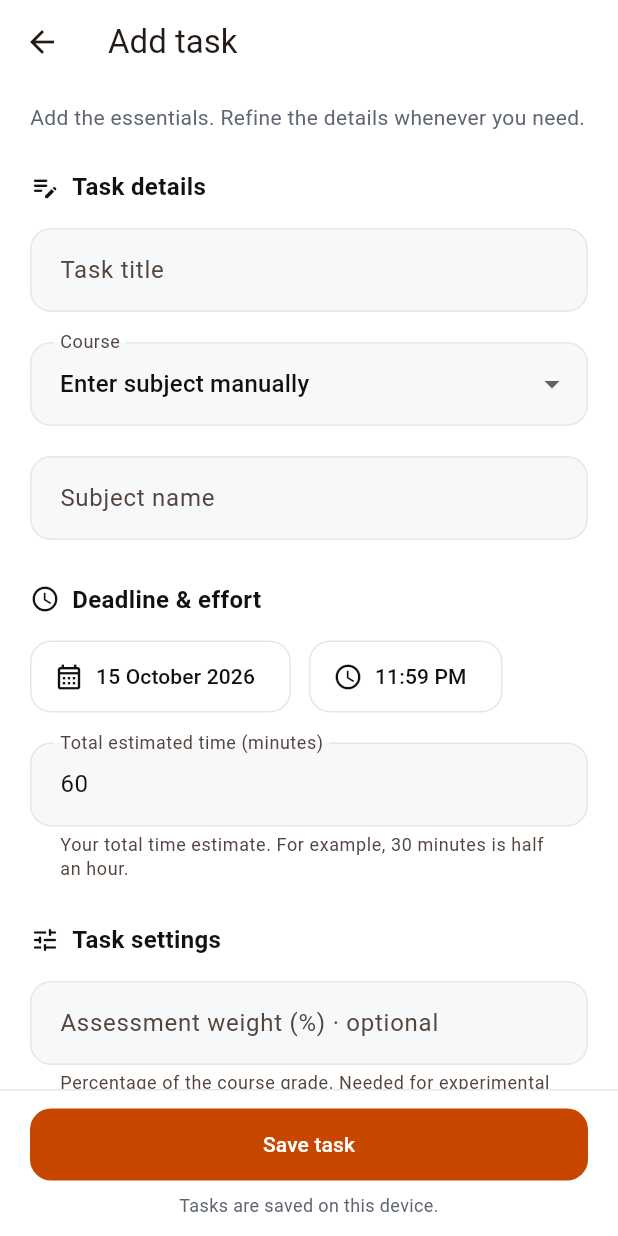
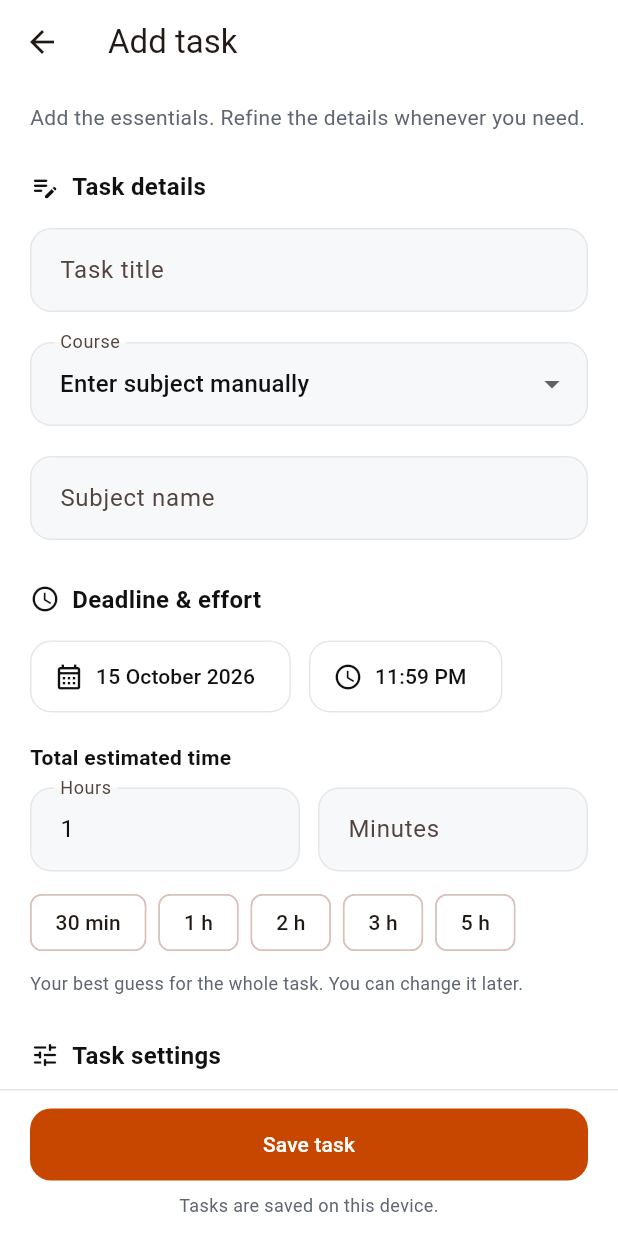
Before and after one commit to Alantan97/planova, a Flutter app: the screen it shows after launch, item 2 of the bottom bar chosen, after a tap on "Add task", on a phone screen of 412 x 824 dp. Run offline on Flutter 3.47's test engine with Material 3 defaults, Android fonts, the phone set to English and light mode, and no system bars; our stand-ins replace file_picker, sembast, sembast_web; missing offline and left inert: pdfrx.

Commit message:
Improve task setup UX: import shortcut, hours effort, plainer wording
- Import proforma button on Tasks (and Today's empty state) that goes
  straight to import for one semester, asks which semester for several,
  and asks to add a semester first when there is none.
- Effort is entered as hours + minutes with quick choices (EffortField);
  values are still stored in minutes.
- Research/model details moved out of everyday screens (model ID now in
  About this ranking); shorter, plainer helper text.
- Plan and Progress use the shared PageHeading; scrolled app bars stay
  white instead of the seed-colour tint.

Co-Authored-By: Claude Opus 5.5 <noreply@anthropic.com>

```diff
--- a/lib/core/theme/app_theme.dart
+++ b/lib/core/theme/app_theme.dart
@@ -23,6 +23,14 @@ ThemeData buildPlanovaTheme() => ThemeData(
     surfaceTint: Colors.transparent,
   ),
   scaffoldBackgroundColor: Colors.white,
+  // Material 3 tints a scrolled app bar with the seed colour (light peach);
+  // keep it white like the page and use a hairline shadow instead.
+  appBarTheme: const AppBarTheme(
+    backgroundColor: Colors.white,
+    surfaceTintColor: Colors.transparent,
+    scrolledUnderElevation: 1,
+    shadowColor: planovaBorder,
+  ),
   inputDecorationTheme: InputDecorationTheme(
     filled: true,
     fillColor: planovaSurface,
--- /dev/null
+++ b/lib/core/widgets/effort_field.dart
@@ -0,0 +1,194 @@
+import 'package:flutter/material.dart';
+import 'package:flutter/services.dart';
+
+import '../theme/app_theme.dart';
+
+/// Upper limit for one task's effort: one week (10080 minutes).
+const maxEffortMinutes = 7 * 24 * 60;
+
+/// Effort entered as hours + minutes, with quick choices.
+///
+/// [controller] always holds the total in minutes (e.g. "90", or "" when both
+/// boxes are empty), so storage and validation keep working in minutes while
+/// students think in hours.
+class EffortField extends StatefulWidget {
+  const EffortField({
+    super.key,
+    required this.controller,
+    required this.fieldKey,
+    required this.label,
+    required this.validate,
+    this.helper,
+    this.enabled = true,
+    this.focusNode,
+    this.onChanged,
+  });
+
+  final TextEditingController controller;
+
+  /// Prefix for the sub-field keys: '$fieldKey-hours', '$fieldKey-minutes'.
+  final String fieldKey;
+  final String label;
+  final String? helper;
+  final bool enabled;
+
+  /// Receives the total minutes (null when nothing valid is entered).
+  final String? Function(int? totalMinutes) validate;
+  final FocusNode? focusNode;
+  final VoidCallback? onChanged;
+
+  @override
+  State<EffortField> createState() => _EffortFieldState();
+}
+
+class _EffortFieldState extends State<EffortField> {
+  late final TextEditingController _hours;
+  late final TextEditingController _minutes;
+
+  @override
+  void initState() {
+    super.initState();
+    final total = int.tryParse(widget.controller.text);
+    _hours = TextEditingController(
+      text: total == null || total < 60 ? '' : '${total ~/ 60}',
+    );
+    _minutes = TextEditingController(
+      text: total == null || total % 60 == 0 && total >= 60
+          ? ''
+          : '${total % 60}',
+    );
+  }
+
+  @override
+  void dispose() {
+    _hours.dispose();
+    _minutes.dispose();
+    super.dispose();
+  }
+
+  void _sync(FormFieldState<int> field) {
+    final hours = int.tryParse(_hours.text);
+    final minutes = int.tryParse(_minutes.text);
+    widget.controller.text = hours == null && minutes == null
+        ? ''
+        : '${(hours ?? 0) * 60 + (minutes ?? 0)}';
+    field.didChange(int.tryParse(widget.controller.text));
+    widget.onChanged?.call();
+  }
+
+  void _choose(FormFieldState<int> field, int total) {
+    _hours.text = total >= 60 ? '${total ~/ 60}' : '';
+    _minutes.text = total % 60 == 0 ? '' : '${total % 60}';
+    _sync(field);
+  }
+
+  @override
+  Widget build(BuildContext context) => FormField<int>(
+    validator: (_) => widget.validate(int.tryParse(widget.controller.text)),
+    builder: (field) {
+      final error = field.errorText;
+      InputDecoration box(String label) => InputDecoration(
+        labelText: label,
+        error: error == null ? null : const SizedBox.shrink(),
+      );
+      return Column(
+        crossAxisAlignment: CrossAxisAlignment.start,
+        children: [
+          Text(
+            widget.label,
+            style: const TextStyle(fontWeight: FontWeight.w600),
+          ),
+          const SizedBox(height: 10),
+          Row(
+            children: [
+              Expanded(
+                child: TextField(
+                  key: ValueKey('${widget.fieldKey}-hours'),
+                  controller: _hours,
+                  focusNode: widget.focusNode,
+                  enabled: widget.enabled,
+                  decoration: box('Hours'),
+                  keyboardType: TextInputType.number,
+                  textInputAction: TextInputAction.next,
+                  inputFormatters: [
+                    FilteringTextInputFormatter.digitsOnly,
+                    LengthLimitingTextInputFormatter(3),
+                  ],
+                  onChanged: (_) => _sync(field),
+                ),
+              ),
+              const SizedBox(width: 12),
+              Expanded(
+                child: TextField(
+                  key: ValueKey('${widget.fieldKey}-minutes'),
+                  controller: _minutes,
+                  enabled: widget.enabled,
+                  decoration: box('Minutes'),
+                  keyboardType: TextInputType.number,
+                  textInputAction: TextInputAction.done,
+                  inputFormatters: [
+                    FilteringTextInputFormatter.digitsOnly,
+                    LengthLimitingTextInputFormatter(4),
+                  ],
+                  onChanged: (_) => _sync(field),
+                ),
+              ),
+            ],
+          ),
+          const SizedBox(height: 10),
+          Wrap(
+            spacing: 8,
+            runSpacing: 8,
+            children: [
+              for (final (label, total) in const [
+                ('30 min', 30),
+                ('1 h', 60),
+                ('2 h', 120),
+                ('3 h', 180),
+                ('5 h', 300),
+              ])
+                ActionChip(
+                  key: ValueKey('${widget.fieldKey}-quick-$total'),
+                  label: Text(label),
+                  onPressed: widget.enabled
+                      ? () => setState(() => _choose(field, total))
+                      : null,
+                ),
+            ],
+          ),
+          if (error != null || widget.helper != null) ...[
+            const SizedBox(height: 8),
+            Text(
+              error ?? widget.helper!,
+              style: TextStyle(
+                fontSize: 12,
+                height: 1.4,
+                color: error != null
+                    ? Theme.of(context).colorScheme.error
+                    : planovaMuted,
+              ),
+            ),
+          ],
+        ],
+      );
+    },
+  );
+}
+
+/// Shared rule for task effort, phrased in hours.
+String? validateEffort(int? total, {int recorded = 0}) {
+  if (total == null || total < 1 || total > maxEffortMinutes) {
+    return 'Enter a time from 1 minute to 168 hours.';
+  }
+  if (total < recorded) {
+    return 'Must be at least the ${_hm(recorded)} already recorded.';
+  }
+  return null;
+}
+
+String _hm(int minutes) {
+  final h = minutes ~/ 60;
+  final m = minutes % 60;
+  if (h == 0) return '$m min';
+  return m == 0 ? '$h h' : '$h h $m min';
+}
--- a/lib/features/courses/screens/proforma_review_screen.dart
+++ b/lib/features/courses/screens/proforma_review_screen.dart
@@ -1,10 +1,10 @@
 import 'package:flutter/material.dart';
-import 'package:flutter/services.dart';
 
 import '../../../core/errors/academic_save_error.dart';
 import '../../../core/theme/app_theme.dart';
 import '../../../core/time/app_clock.dart';
 import '../../../core/time/date_time_helpers.dart';
+import '../../../core/widgets/effort_field.dart';
 import '../../../core/widgets/study_components.dart';
 import '../../../data/repositories/task_repository.dart';
 import '../../../models/academic_course.dart';
@@ -583,7 +583,7 @@ class _ProformaReviewScreenState extends State<ProformaReviewScreen> {
             ),
             const SizedBox(height: 8),
             Text(
-              '${_selected.length} new ${_selected.length == 1 ? 'task' : 'tasks'} · ${_selected.fold<int>(0, (sum, row) => sum + (int.tryParse(row.minutes.text) ?? 0))} min remaining',
+              '${_selected.length} new ${_selected.length == 1 ? 'task' : 'tasks'} · ${formatDuration(_selected.fold<int>(0, (sum, row) => sum + (int.tryParse(row.minutes.text) ?? 0)))} remaining',
               style: const TextStyle(color: Colors.white70),
             ),
           ],
@@ -622,7 +622,7 @@ class _ProformaReviewScreenState extends State<ProformaReviewScreen> {
                     style: const TextStyle(color: planovaMuted, height: 1.5),
                   ),
                 Text(
-                  '${row.minutes.text} min remaining · ${row.difficulty.name} · ${row.importance.name} importance',
+                  '${formatDuration(int.tryParse(row.minutes.text) ?? 0)} remaining · ${row.difficulty.name} · ${row.importance.name} importance',
                   style: const TextStyle(color: planovaMuted, height: 1.5),
                 ),
                 Text(
@@ -733,22 +733,14 @@ class _ProformaReviewScreenState extends State<ProformaReviewScreen> {
                 },
               ),
               const SizedBox(height: 16),
-              TextFormField(
-                key: ValueKey('import-minutes-$index'),
+              EffortField(
+                fieldKey: 'import-minutes-$index',
                 controller: row.minutes,
                 enabled: !_saving,
-                decoration: const InputDecoration(
-                  labelText: 'Work remaining (minutes)',
-                  hintText: 'Your estimate, e.g. 30',
-                ),
-                keyboardType: TextInputType.number,
-                inputFormatters: [FilteringTextInputFormatter.digitsOnly],
-                validator: (text) {
-                  final value = int.tryParse(text ?? '');
-                  return value == null || value < 1 || value > 10080
-                      ? 'Enter 1–10080 minutes.'
-                      : null;
-                },
+                label: 'Work remaining',
+                helper: 'Your estimate. The proforma does not include this.',
+                validate: validateEffort,
+                onChanged: () => setState(() {}),
               ),
               const SizedBox(height: 12),
               OutlinedButton.icon(
--- a/lib/features/tasks/screens/task_details_screen.dart
+++ b/lib/features/tasks/screens/task_details_screen.dart
@@ -257,7 +257,7 @@ class _TaskDetailsScreenState extends State<TaskDetailsScreen> {
                                       secondary:
                                           task.assessmentWeightPercent == null
                                           ? 'Add it in Edit task to use experimental ranking.'
-                                          : 'Confirmed task value. Original PDF evidence is kept separately.',
+                                          : 'Confirmed by you.',
                                     ),
                                   ],
                                 ),
@@ -420,7 +420,7 @@ class _TaskDetailsScreenState extends State<TaskDetailsScreen> {
           ),
           const SizedBox(height: 12),
           const Text(
-            'Marking complete changes the status without adding study time.',
+            'Marking complete does not add study time.',
             style: TextStyle(color: Colors.white70, fontSize: 12, height: 1.5),
           ),
         ],
--- a/lib/features/tasks/screens/task_form_screen.dart
+++ b/lib/features/tasks/screens/task_form_screen.dart
@@ -1,7 +1,7 @@
 import 'package:flutter/material.dart';
-import 'package:flutter/services.dart';
 
 import '../../../core/theme/app_theme.dart';
+import '../../../core/widgets/effort_field.dart';
 import '../../../core/time/app_clock.dart';
 import '../../../core/time/date_time_helpers.dart';
 import '../../../data/repositories/task_repository.dart';
@@ -190,16 +190,10 @@ class _TaskFormScreenState extends State<TaskFormScreen> {
         )
       : null;
 
-  String? _validateMinutes(String? value) {
-    final duration = int.tryParse(value ?? '');
-    if (duration == null || duration < 1 || duration > 10080) {
-      return 'Enter 1–10080 minutes.';
-    }
-    if (duration < (widget.task?.completedMinutes ?? 0)) {
-      return 'Must cover the ${widget.task!.completedMinutes} minutes already recorded.';
-    }
-    return null;
-  }
+  String? _validateMinutes(String? value) => validateEffort(
+    int.tryParse(value ?? ''),
+    recorded: widget.task?.completedMinutes ?? 0,
+  );
 
   @override
   Widget build(BuildContext context) {
@@ -369,25 +363,18 @@ class _TaskFormScreenState extends State<TaskFormScreen> {
                                   ),
                                 ),
                               const SizedBox(height: 20),
-                              TextFormField(
-                                key: const ValueKey('task-duration'),
+                              EffortField(
+                                fieldKey: 'task-duration',
                                 controller: _minutes,
                                 focusNode: _minutesFocus,
                                 enabled: !_saving,
-                                decoration: _decoration(
-                                  'Total estimated time (minutes)',
-                                  hint: 'e.g. 30',
-                                  helper: recorded > 0
-                                      ? 'Include the $recorded minutes already recorded in this total.'
-                                      : 'Your total time estimate. For example, 30 minutes is half an hour.',
-                                ),
-                                keyboardType: TextInputType.number,
-                                textInputAction: TextInputAction.done,
-                                inputFormatters: [
-                                  FilteringTextInputFormatter.digitsOnly,
-                                ],
-                                validator: _validateMinutes,
-                                onChanged: (_) => setState(() {}),
+                                label: 'Total estimated time',
+                                helper: recorded > 0
+                                    ? 'Include the ${formatDuration(recorded)} already recorded in this total.'
+                                    : 'Your best guess for the whole task. You can change it later.',
+                                validate: (_) =>
+                                    _validateMinutes(_minutes.text),
+                                onChanged: () => setState(() {}),
                               ),
                               if (recorded > 0 &&
                                   total != null &&
@@ -425,8 +412,8 @@ class _TaskFormScreenState extends State<TaskFormScreen> {
                                   helper:
                                       widget.task?.source?.assessmentWeight ==
                                           null
-                                      ? 'Percentage of the course grade. Needed for experimental ranking. Leave blank if unknown.'
-                                      : 'Extracted from PDF: ${widget.task!.source!.assessmentWeight}%. Check it and enter the confirmed value here. The original source is kept.',
+                                      ? 'How much this counts towards your course grade. Leave blank if unknown.'
+                                      : 'Your proforma says ${widget.task!.source!.assessmentWeight}%. Check it and correct it if needed.',
                                 ),
                                 validator: (value) {
                                   if (value == null || value.trim().isEmpty) {
--- a/lib/features/tasks/screens/tasks_screen.dart
+++ b/lib/features/tasks/screens/tasks_screen.dart
@@ -8,6 +8,7 @@ import '../../../core/time/app_clock.dart';
 import 'task_details_screen.dart';
 import 'task_form_screen.dart';
 import '../../courses/screens/courses_screen.dart';
+import '../../courses/start_proforma_import.dart';
 import '../../ranking/screens/task_ranking_screen.dart';
 import '../../../services/ranking/task_ranking_service.dart';
 
@@ -105,6 +106,16 @@ class TasksScreen extends StatelessWidget {
           ),
         ),
         const SizedBox(height: 20),
+        Wrap(
+          spacing: 10,
+          runSpacing: 10,
+          children: [
+            OutlinedButton.icon(
+              key: const ValueKey('tasks-import-proforma'),
+              onPressed: () => startProformaImport(context, repository, clock),
+              icon: const Icon(Icons.upload_file_outlined),
+              label: const Text('Import proforma'),
+            ),
             OutlinedButton.icon(
               key: const ValueKey('open-task-ranking'),
               onPressed: () => Navigator.push(
@@ -118,12 +129,16 @@ class TasksScreen extends StatelessWidget {
                 ),
               ),
               icon: const Icon(Icons.sort_rounded),
-          label: const Text('Prioritize tasks · experimental'),
+              label: const Text('Prioritize · experimental'),
+            ),
+          ],
         ),
         const SizedBox(height: 20),
         if (tasks.isEmpty)
           const Panel(
-            child: Text('A fresh start. Add your first academic task.'),
+            child: Text(
+              'A fresh start. Import a course proforma to bring in its assessments, or add a task yourself.',
+            ),
           )
         else
           ...tasks.map(
@@ -135,7 +150,7 @@ class TasksScreen extends StatelessWidget {
           ),
         const SizedBox(height: 12),
         const Text(
-          'Tasks are saved locally. The study schedule and study-time totals are still sample data.',
+          'Tasks are saved on this device.',
           style: TextStyle(color: planovaMuted, fontSize: 12, height: 1.5),
         ),
       ],
--- a/lib/features/today/screens/today_screen.dart
+++ b/lib/features/today/screens/today_screen.dart
@@ -8,7 +8,7 @@ import '../../../core/widgets/progress_summary.dart';
 import '../../../data/repositories/availability_repository.dart';
 import '../view_models/today_view_model.dart';
 import '../widgets/get_started_card.dart';
-import '../../courses/screens/courses_screen.dart';
+import '../../courses/start_proforma_import.dart';
 import '../../tasks/screens/task_details_screen.dart';
 import '../../tasks/screens/task_form_screen.dart';
 
@@ -127,14 +127,10 @@ class _NoTasksPanel extends StatelessWidget {
           children: [
             FilledButton.icon(
               key: const ValueKey('today-import-proforma'),
-              onPressed: () => Navigator.push(
+              onPressed: () => startProformaImport(
                 context,
-                MaterialPageRoute<void>(
-                  builder: (_) => CoursesScreen(
-                    repository: viewModel.taskRepository,
-                    clock: viewModel.clock,
-                  ),
-                ),
+                viewModel.taskRepository,
+                viewModel.clock,
               ),
               icon: const Icon(Icons.upload_file_rounded, size: 20),
               label: const Text('Import proforma'),
```
Also changed, not shown: lib/features/courses/start_proforma_import.dart (added, +73 -0 lines), lib/features/planner/screens/planner_screen.dart (+4 -15 lines), lib/features/progress/screens/progress_screen.dart (+7 -15 lines), lib/features/ranking/screens/task_ranking_screen.dart (+5 -4 lines), 6 other files. Lines whose indentation alone changed are shown as unchanged.
